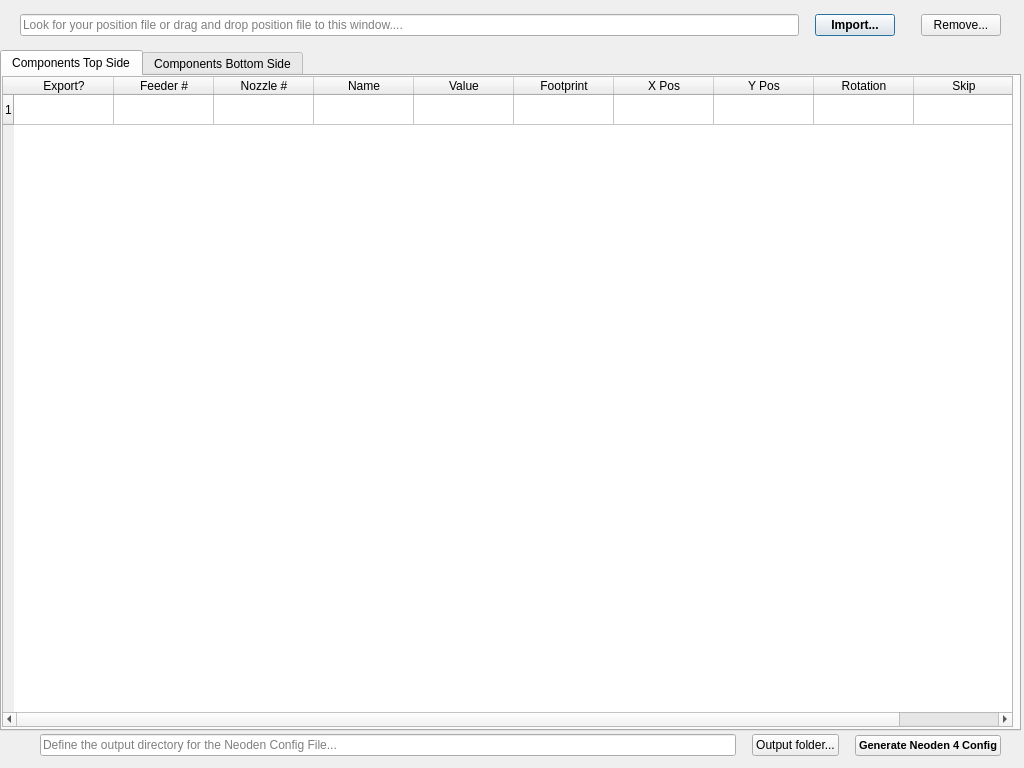
First picture: the form in App/ui/GenerateNeodenFile_ui.ui, repository fernandeclercq/FabAPP, before the edit.
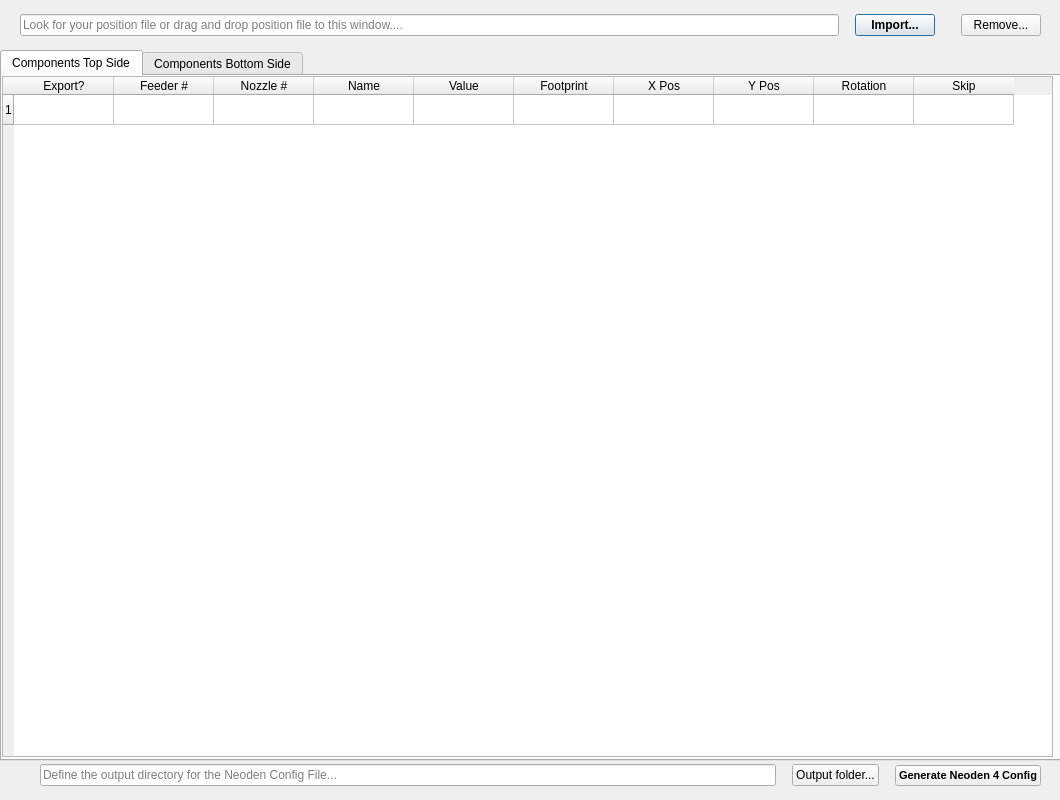
Second picture: the form after the edit.

What changed in the file:
```diff
--- a/App/ui/GenerateNeodenFile_ui.ui
+++ b/App/ui/GenerateNeodenFile_ui.ui
@@ -6,20 +6,20 @@
    <rect>
     <x>0</x>
     <y>0</y>
-    <width>1024</width>
-    <height>768</height>
+    <width>1060</width>
+    <height>800</height>
    </rect>
   </property>
   <property name="minimumSize">
    <size>
-    <width>1024</width>
-    <height>768</height>
+    <width>1060</width>
+    <height>800</height>
    </size>
   </property>
   <property name="maximumSize">
    <size>
-    <width>1024</width>
-    <height>768</height>
+    <width>1060</width>
+    <height>800</height>
    </size>
   </property>
   <property name="windowTitle">
@@ -30,7 +30,7 @@
     <rect>
      <x>0</x>
      <y>0</y>
-     <width>1021</width>
+     <width>1061</width>
      <height>51</height>
     </rect>
    </property>
@@ -132,8 +132,8 @@
    <property name="geometry">
     <rect>
      <x>0</x>
-     <y>730</y>
-     <width>1021</width>
+     <y>760</y>
+     <width>1061</width>
      <height>31</height>
     </rect>
    </property>
@@ -237,8 +237,8 @@
     <rect>
      <x>0</x>
      <y>50</y>
-     <width>1021</width>
-     <height>681</height>
+     <width>1061</width>
+     <height>711</height>
     </rect>
    </property>
    <layout class="QVBoxLayout" name="verticalLayout">
@@ -256,8 +256,8 @@
          <rect>
           <x>0</x>
           <y>0</y>
-          <width>1011</width>
-          <height>651</height>
+          <width>1051</width>
+          <height>681</height>
          </rect>
         </property>
         <property name="rowCount">
```
Left out of the diff: 4 changed lines with no effect on the pictures.
